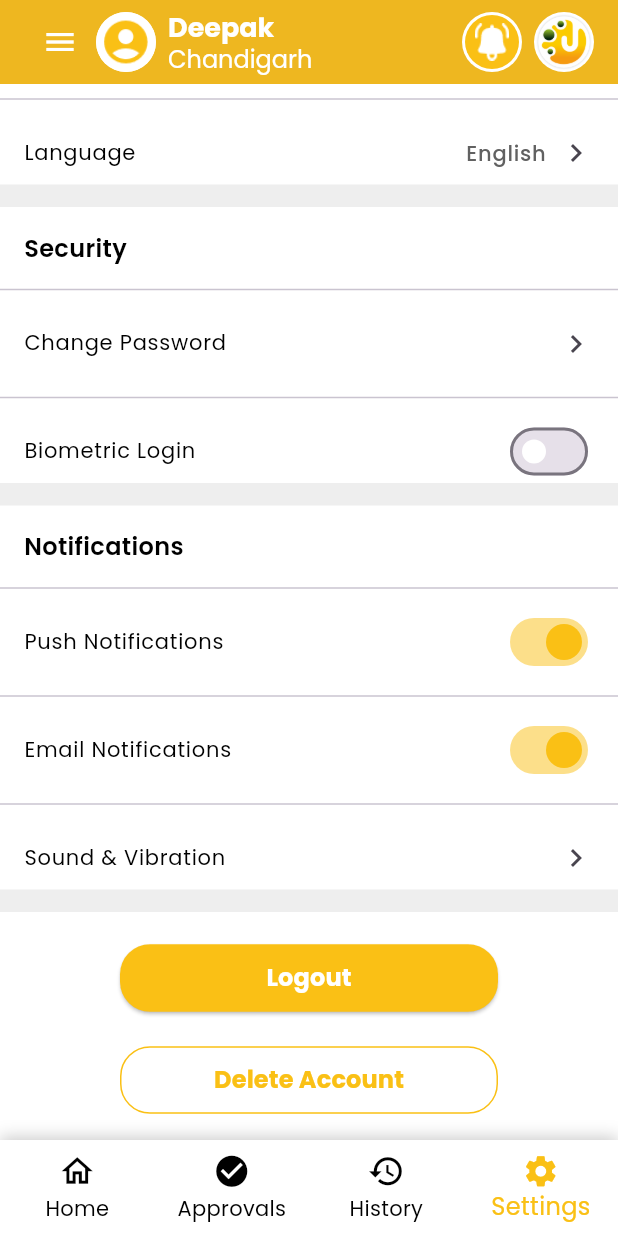
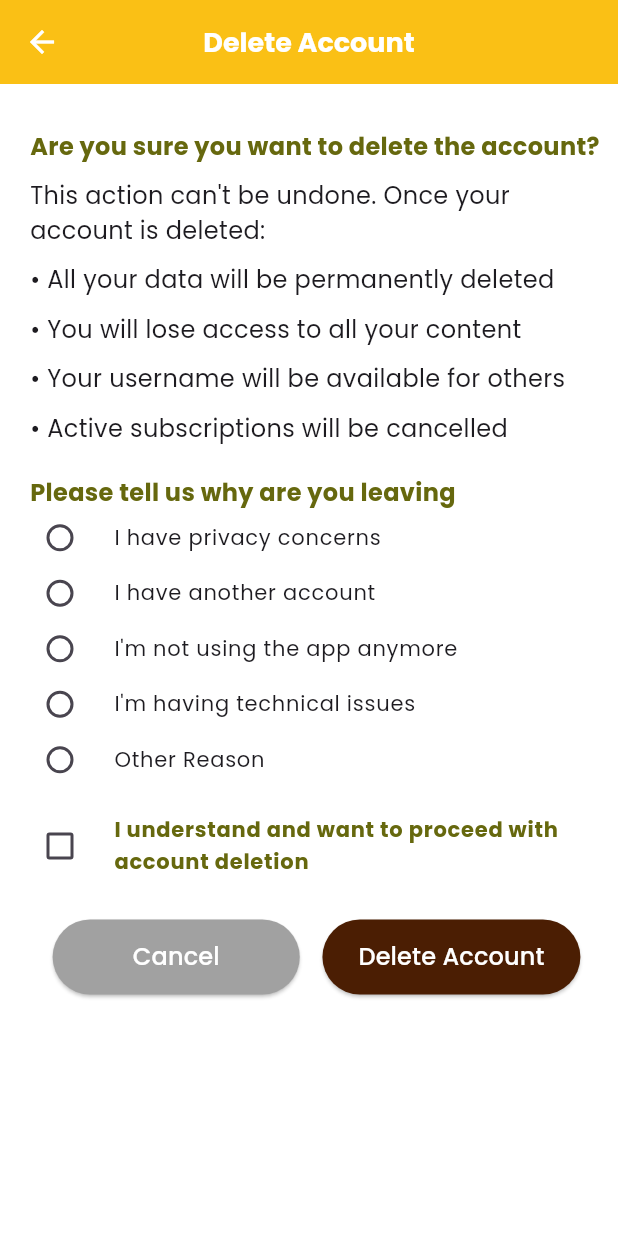
Before and after one commit to Kirtihoodaa/Jobizo, a Flutter app: the screen it shows after launch, item 4 of the bottom bar chosen, scrolled down 246 dp, after a tap on "Delete Account", on a phone screen of 412 x 824 dp. Run offline on Flutter 3.47's test engine with Material 3 defaults, Android fonts, the phone set to English and light mode, and no system bars; our stand-ins replace flutter_screenutil, google_fonts, image_picker; network calls fail.

Commit message:
delete  and logout

```diff
--- a/lib/All_app_bars/app_bar.dart
+++ b/lib/All_app_bars/app_bar.dart
@@ -26,6 +26,7 @@ class CustomAppBar extends StatelessWidget implements PreferredSizeWidget {
       backgroundColor: const Color(0xFFFAC015),
       elevation: 0,
       automaticallyImplyLeading: false,
+      titleSpacing: 0,
       title: Row(
         mainAxisAlignment: MainAxisAlignment.spaceBetween,
         children: [
@@ -49,7 +50,7 @@ class CustomAppBar extends StatelessWidget implements PreferredSizeWidget {
                       const Icon(Icons.error, color: Colors.red),
                 ),
               ),
-              const SizedBox(width: 8),
+              const SizedBox(width: 5),
               Column(
                 crossAxisAlignment: CrossAxisAlignment.start,
                 children: [
--- /dev/null
+++ b/lib/Labour_POV/Settings pages/Delete.dart
@@ -0,0 +1,157 @@
+import 'package:flutter/cupertino.dart';
+import 'package:flutter/material.dart';
+import 'package:jobizo/All_app_bars/normal_app_bar.dart';
+import 'package:jobizo/Design%20contraints/FontSizes.dart';
+import 'package:jobizo/Design%20contraints/app%20color.dart';
+
+class DeleteAccount extends StatefulWidget {
+  const DeleteAccount({super.key});
+
+  @override
+  State<DeleteAccount> createState() => _DeleteAccountState();
+}
+
+class _DeleteAccountState extends State<DeleteAccount> {
+  String? _selectedReason;
+  bool _isConfirmed = false;
+  final List<String> _reasons = [
+    "I have privacy concerns",
+    "I have another account",
+    "I'm not using the app anymore",
+    "I'm having technical issues",
+    "Other Reason"
+  ];
+  @override
+  Widget build(BuildContext context) {
+    return Scaffold(
+      backgroundColor: Colors.white,
+      appBar: CustomBackAppBar(title: "Delete Account"),
+      body: Padding(
+        padding: const EdgeInsets.only(top: 30, left: 20, right: 10),
+        child: Column(
+          crossAxisAlignment: CrossAxisAlignment.start,
+          children: [
+            Text(
+              "Are you sure you want to delete the account?",
+              style: TextStyle(
+                  fontSize: secondary(),
+                  color: AppColors.green,
+                  fontWeight: FontWeight.bold),
+            ),
+            SizedBox(
+              height: 10,
+            ),
+            Text(
+              "This action can't be undone. Once your account is deleted:",
+              style: TextStyle(fontSize: secondary()),
+            ),
+            SizedBox(
+              height: 10,
+            ),
+            Text(
+              "• All your data will be permanently deleted",
+              style: TextStyle(fontSize: secondary()),
+            ),
+            SizedBox(
+              height: 10,
+            ),
+            Text(
+              "• You will lose access to all your content",
+              style: TextStyle(fontSize: secondary()),
+            ),
+            SizedBox(
+              height: 10,
+            ),
+            Text(
+              "• Your username will be available for others",
+              style: TextStyle(fontSize: secondary()),
+            ),
+            SizedBox(
+              height: 10,
+            ),
+            Text(
+              "• Active subscriptions will be cancelled",
+              style: TextStyle(fontSize: secondary()),
+            ),
+            SizedBox(
+              height: 20,
+            ),
+            Text(
+              "Please tell us why are you leaving",
+              style: TextStyle(
+                  fontSize: secondary(),
+                  color: AppColors.green,
+                  fontWeight: FontWeight.bold),
+            ),
+            ..._reasons.map((reason) {
+              return RadioListTile<String>(
+                contentPadding: EdgeInsets.zero,
+                dense: true,
+                visualDensity: VisualDensity(vertical: -4),
+                title: Text(reason, style: TextStyle(fontSize: tertiary())),
+                value: reason,
+                groupValue: _selectedReason,
+                activeColor: AppColors.gold,
+                onChanged: (value) {
+                  setState(() {
+                    _selectedReason = value;
+                  });
+                },
+              );
+            }).toList(),
+            SizedBox(
+              height: 10,
+            ),
+            CheckboxListTile(
+              controlAffinity: ListTileControlAffinity.leading,
+              contentPadding: EdgeInsets.zero,
+              dense: true,
+              title: Text(
+                "I understand and want to proceed with account deletion",
+                style: TextStyle(
+                    fontSize: tertiary(),
+                    color: AppColors.green,
+                    fontWeight: FontWeight.bold),
+              ),
+              value: _isConfirmed,
+              activeColor: AppColors.gold,
+              onChanged: (value) {
+                setState(() {
+                  _isConfirmed = value ?? false;
+                });
+              },
+            ),
+            SizedBox(
+              height: 20,
+            ),
+            Row(
+              mainAxisAlignment: MainAxisAlignment.spaceEvenly,
+              children: [
+                ElevatedButton(
+                    style: ElevatedButton.styleFrom(
+                        backgroundColor: Color(0xFFA1A1A1),
+                        minimumSize:
+                            Size(MediaQuery.sizeOf(context).width * 0.4, 50)),
+                    onPressed: () {},
+                    child: Text(
+                      "Cancel",
+                      style:
+                          TextStyle(color: Colors.white, fontSize: secondary()),
+                    )),
+                ElevatedButton(
+                    style: ElevatedButton.styleFrom(
+                        backgroundColor: Color(0xFF4B1E03),
+                        minimumSize:
+                            Size(MediaQuery.sizeOf(context).width * 0.4, 50)),
+                    onPressed: () {},
+                    child: Text("Delete Account",
+                        style: TextStyle(
+                            color: Colors.white, fontSize: secondary()))),
+              ],
+            )
+          ],
+        ),
+      ),
+    );
+  }
+}
--- a/lib/Labour_POV/Settings pages/SettingPage.dart
+++ b/lib/Labour_POV/Settings pages/SettingPage.dart
@@ -2,9 +2,12 @@ import 'package:flutter/material.dart';
 import '../../All_app_bars/app_bar.dart';
 import '../../Design contraints/app color.dart';
 import '../../Design contraints/FontSizes.dart';
+import '../../Login/login.dart';
+import '../../logout.dart';
 import '../NavBar.dart';
 import '../Profle pages/MyProfile.dart';
 import 'ChangePassword.dart';
+import 'Delete.dart';
 
 class SettingsPage extends StatefulWidget {
   const SettingsPage({Key? key}) : super(key: key);
@@ -77,9 +80,7 @@ class _SettingsPageState extends State<SettingsPage> {
                           horizontal: 16, vertical: 8),
                       elevation: 0,
                     ),
-                    onPressed: () {
-
-                    },
+                    onPressed: () {},
                     child: Text(
                       'Edit Profile',
                       style: TextStyle(
@@ -104,7 +105,8 @@ class _SettingsPageState extends State<SettingsPage> {
                   color: Colors.black,
                 ),
               ),
-            ),Divider(),
+            ),
+            Divider(),
             ListTile(
               contentPadding: const EdgeInsets.symmetric(horizontal: 16),
               title: Text(
@@ -114,9 +116,10 @@ class _SettingsPageState extends State<SettingsPage> {
               trailing: Icon(Icons.chevron_right),
               onTap: () {
                 Navigator.push(context,
-                MaterialPageRoute(builder: (context)=> MyProfilePage()));
+                    MaterialPageRoute(builder: (context) => MyProfilePage()));
               },
-            ),Divider(),
+            ),
+            Divider(),
             ListTile(
               contentPadding: const EdgeInsets.symmetric(horizontal: 16),
               title: Text(
@@ -128,16 +131,14 @@ class _SettingsPageState extends State<SettingsPage> {
                 children: [
                   Text(
                     'English',
-                    style: TextStyle(fontSize: tertiary(), color: Colors.grey[700]),
+                    style: TextStyle(
+                        fontSize: tertiary(), color: Colors.grey[700]),
                   ),
                   const SizedBox(width: 8),
                   Icon(Icons.chevron_right),
                 ],
               ),
-
-              onTap: () {
-
-              },
+              onTap: () {},
             ),
             Divider(height: 8, thickness: 15, color: Colors.grey[200]),
 
@@ -152,7 +153,8 @@ class _SettingsPageState extends State<SettingsPage> {
                   color: Colors.black,
                 ),
               ),
-            ),Divider(),
+            ),
+            Divider(),
             ListTile(
               contentPadding: const EdgeInsets.symmetric(horizontal: 16),
               title: Text(
@@ -162,8 +164,7 @@ class _SettingsPageState extends State<SettingsPage> {
               trailing: Icon(Icons.chevron_right),
               onTap: () {
                 Navigator.push(context,
-                MaterialPageRoute(builder: (context)=>Changepassword()));
-
+                    MaterialPageRoute(builder: (context) => Changepassword()));
               },
             ),
             Divider(),
@@ -201,7 +202,6 @@ class _SettingsPageState extends State<SettingsPage> {
                 'Push Notifications',
                 style: TextStyle(fontSize: tertiary(), color: Colors.black),
               ),
-
               trailing: Switch(
                 value: _pushNotif,
                 activeColor: AppColors.gold,
@@ -236,9 +236,7 @@ class _SettingsPageState extends State<SettingsPage> {
                   Icon(Icons.chevron_right),
                 ],
               ),
-
-              onTap: () {
-              },
+              onTap: () {},
             ),
             Divider(height: 8, thickness: 15, color: Colors.grey[200]),
             SizedBox(height: 20),
@@ -247,7 +245,6 @@ class _SettingsPageState extends State<SettingsPage> {
                 padding: const EdgeInsets.symmetric(horizontal: 80),
                 child: Column(
                   mainAxisSize: MainAxisSize.min,
-
                   children: [
                     ElevatedButton(
                       style: ElevatedButton.styleFrom(
@@ -255,38 +252,47 @@ class _SettingsPageState extends State<SettingsPage> {
                           minimumSize: Size.fromHeight(45),
                           shape: RoundedRectangleBorder(
                             borderRadius: BorderRadius.circular(20),
-                          )
-                        ),
-                        onPressed: (){},
-                        child: Text("Logout",style: TextStyle(
+                          )),
+                      onPressed: () {
+                        showLogoutDialog(context, () {
+                          // Place your logout logic here
+                          // For example:
+                          Navigator.pushAndRemoveUntil(
+                            context,
+                            MaterialPageRoute(builder: (context) => LoginPage()),
+                                (route) => false,
+                          );
+                        });
+                      },
+                      child: Text(
+                        "Logout",
+                        style: TextStyle(
                             fontSize: secondary(),
                             color: Colors.white,
-                          fontWeight: FontWeight.bold
-                        ),
+                            fontWeight: FontWeight.bold),
                       ),
                     ),
                     SizedBox(height: 20),
                     OutlinedButton(
                       style: OutlinedButton.styleFrom(
-                          side: BorderSide(color: AppColors.gold,width: 1),
+                          side: BorderSide(color: AppColors.gold, width: 1),
                           minimumSize: Size.fromHeight(45),
                           shape: RoundedRectangleBorder(
                             borderRadius: BorderRadius.circular(20),
-                            )
-                        ),
-                        onPressed: (){},
-                        child: Text("Delete Account",style: TextStyle(
+                          )),
+                      onPressed: () {Navigator.push(context, MaterialPageRoute(builder: (context)=> DeleteAccount()));},
+                      child: Text(
+                        "Delete Account",
+                        style: TextStyle(
                             fontSize: secondary(),
-                            color:  AppColors.gold,
-                            fontWeight: FontWeight.bold
-                        ),
+                            color: AppColors.gold,
+                            fontWeight: FontWeight.bold),
                       ),
                     ),
                   ],
                 ),
               ),
             )
-
           ],
         ),
       ),
```
Also changed, not shown: lib/Login/login.dart (+28 -4 lines), lib/logout.dart (added, +52 -0 lines). Lines whose indentation alone changed are shown as unchanged.
